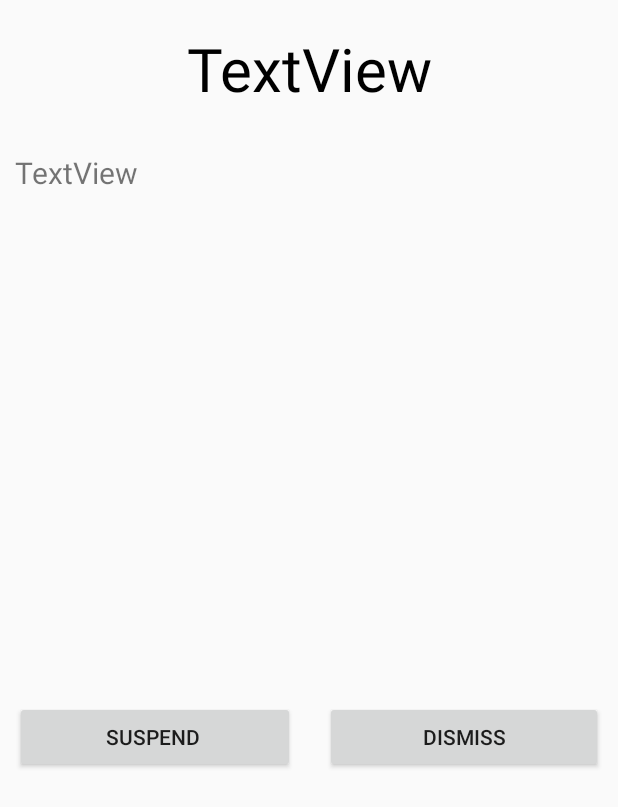
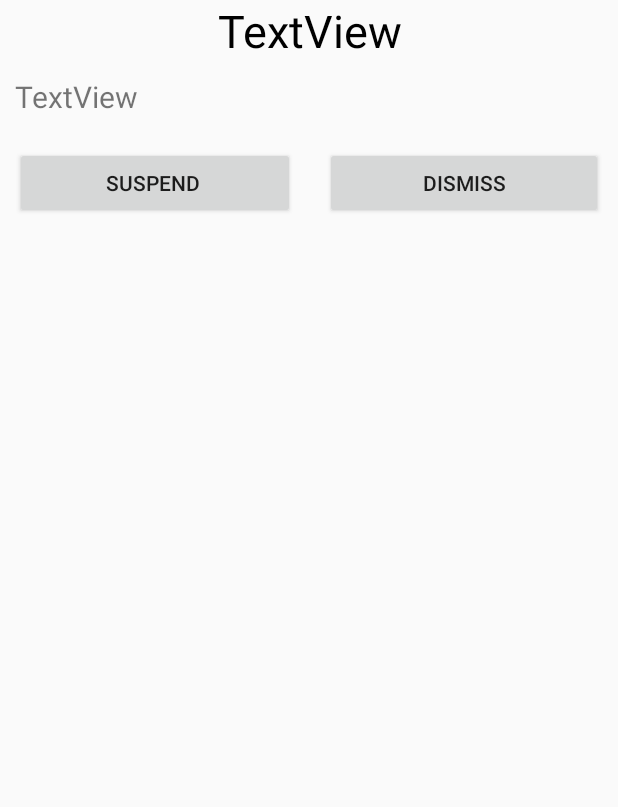
Before and after one commit to gregory133/Mealer_project, an Android app: the layout inbox_description.xml on its own in the app's theme, with its tools: preview values and no code run, on a phone screen of 412 x 824 dp. Shown: the top 807 px of the screen. Run offline under Robolectric (Android 15) with nearby library versions, the phone set to English and light mode, and no system bars.

Commit message:
Implemented admin permanent banning function and moved message description to a dialog popup

```diff
--- a/app/src/main/AndroidManifest.xml
+++ b/app/src/main/AndroidManifest.xml
@@ -15,9 +15,6 @@
         android:supportsRtl="true"
         android:theme="@style/Theme.HomepageActivity"
         tools:targetApi="31">
-        <activity
-            android:name=".InboxDescriptionActivity"
-            android:exported="false" />
         <activity
             android:name=".InboxActivity"
             android:exported="false" />
--- a/app/src/main/res/layout/activity_inbox_description.xml
+++ b/app/src/main/res/layout/inbox_description.xml
@@ -3,20 +3,19 @@
     xmlns:app="http://schemas.android.com/apk/res-auto"
     xmlns:tools="http://schemas.android.com/tools"
     android:layout_width="match_parent"
-    android:layout_height="match_parent"
-    tools:context=".InboxDescriptionActivity">
+    android:layout_height="wrap_content">
 
     <LinearLayout
         android:id="@+id/main"
         android:layout_width="match_parent"
-        android:layout_height="match_parent"
-        android:orientation="vertical">
+        android:layout_height="wrap_content"
+        android:orientation="vertical"
+        tools:ignore="MissingConstraints">
 
         <LinearLayout
             android:id="@+id/row1"
             android:layout_width="match_parent"
-            android:layout_height="0dp"
-            android:layout_weight="0.25"
+            android:layout_height="wrap_content"
             android:gravity="center_horizontal"
             android:orientation="horizontal">
 
@@ -28,7 +27,7 @@
                 android:gravity="center"
                 android:text="TextView"
                 android:textColor="#000000"
-                android:textSize="40dp" />
+                android:textSize="30dp" />
         </LinearLayout>
 
         <LinearLayout
@@ -61,7 +60,7 @@
                 android:layout_height="wrap_content"
                 android:layout_margin="10dp"
                 android:layout_weight="1"
-                android:onClick="onClickActionButton"
+                android:onClick="onClickSuspend"
                 android:text="Suspend " />
 
             <Button
@@ -70,7 +69,7 @@
                 android:layout_height="wrap_content"
                 android:layout_margin="10dp"
                 android:layout_weight="1"
-                android:onClick="onClickActionButton"
+                android:onClick="onClickDismiss"
                 android:text="Dismiss" />
         </LinearLayout>
 
```
Also changed, not shown: app/src/main/java/com/example/homepageactivity/InboxActivity.java (+40 -6 lines), app/src/main/java/com/example/homepageactivity/InboxDescriptionActivity.java (deleted, +0 -33 lines), app/src/main/java/com/example/homepageactivity/domain/ItemListAdapter.java (+4 -3 lines).
